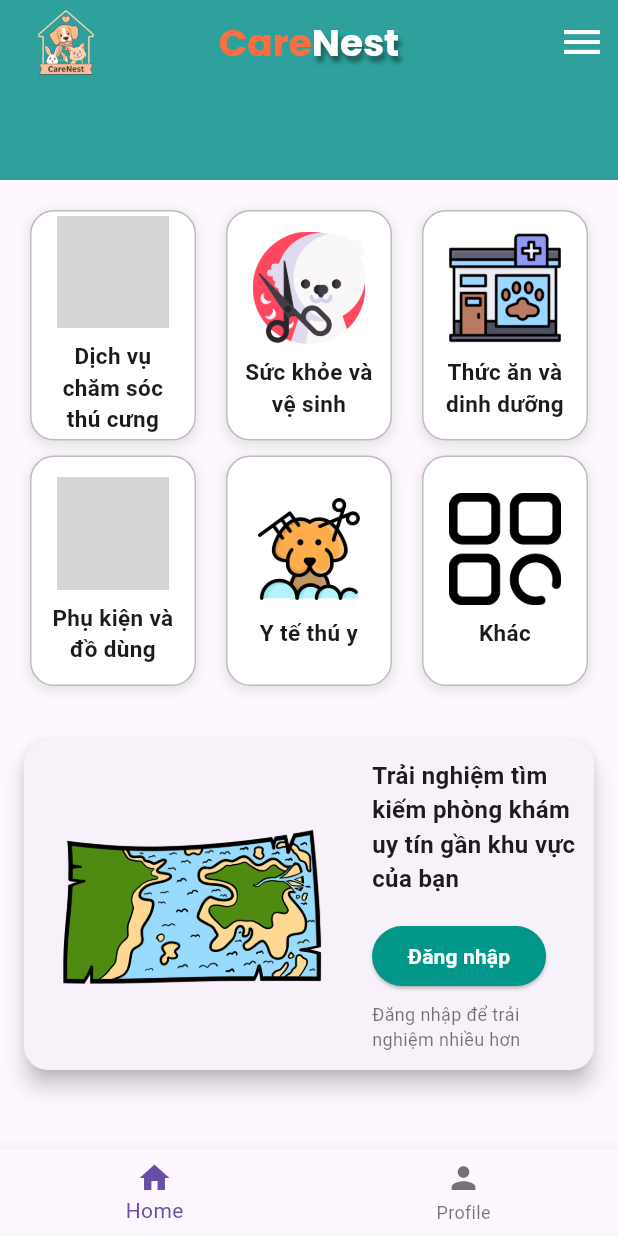
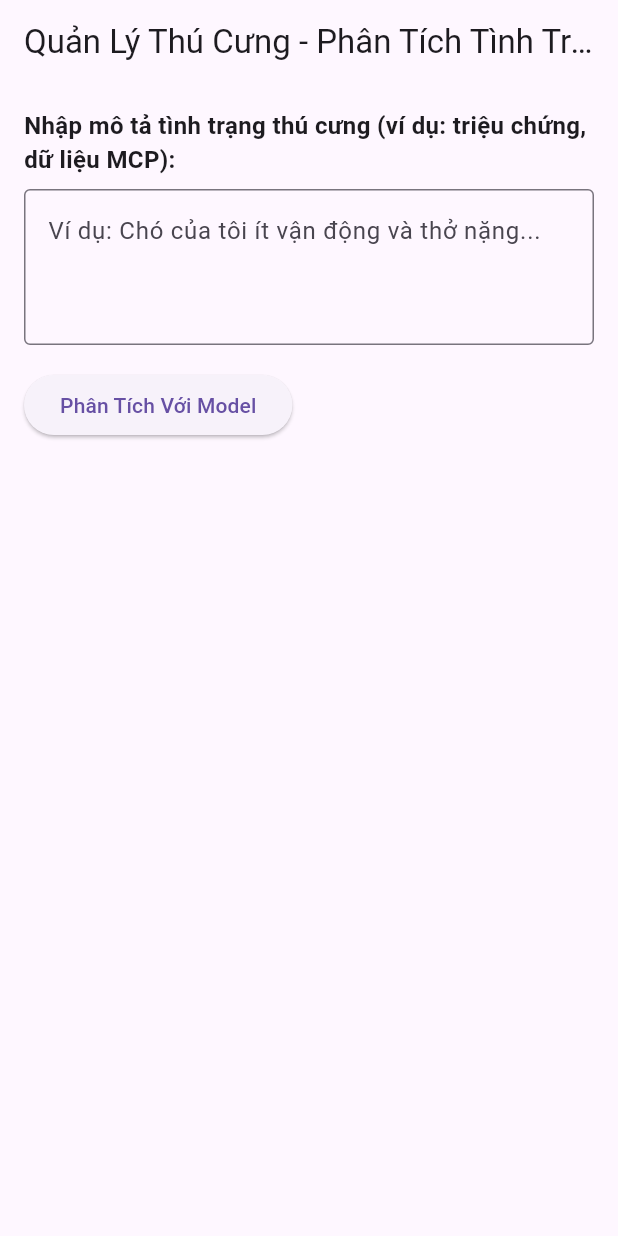
Before and after one commit to trungksdoa/myapp, a Flutter app: the screen it shows after launch, on a phone screen of 412 x 824 dp. Run offline on Flutter 3.47's test engine with Material 3 defaults, Android fonts, the phone set to English and light mode, and no system bars; our stand-ins replace flutter_secure_storage, google_fonts; grey boxes are pictures that could not be loaded.

Commit message:
feat: add chat UI

```diff
--- a/lib/main.dart
+++ b/lib/main.dart
@@ -12,6 +12,7 @@ class MyApp extends StatelessWidget {
   // This widget is the root of your application.
   @override
   Widget build(BuildContext context) {
-    return MaterialApp(title: 'CareNest', home: const Home(title: ""));
+    return MaterialApp(title: 'CareNest',
+        home: const Home());
   }
 }
--- a/lib/screens/home.dart
+++ b/lib/screens/home.dart
@@ -1,176 +1,330 @@
+// import 'package:flutter/material.dart';
+// import 'package:myapp/component/AppBar.dart';
+// import 'package:myapp/core/theme/custom_colors.dart';
+// import 'package:google_maps_flutter/google_maps_flutter.dart';
+//
+// import '../component/CardItem.dart';
+//
+// class Home extends StatefulWidget {
+//   const Home({super.key, required this.title});
+//
+//   final String title;
+//
+//   @override
+//   State<Home> createState() => _TestState();
+// }
+//
+// class _TestState extends State<Home> {
+//   final services = [
+//     {'icon':  "assets/images/Home1.png", 'label': 'Dịch vụ chăm sóc thú cưng'},
+//     {'icon':  "assets/images/Home2.png", 'label': 'Sức khỏe và vệ sinh'},
+//     {'icon':  "assets/images/Home3.png", 'label': 'Thức ăn và dinh dưỡng'},
+//     {'icon':  "assets/images/Home4.png", 'label': 'Phụ kiện và đồ dùng'},
+//     {'icon':  "assets/images/Home5.png", 'label': 'Y tế thú y'},
+//     {'icon':  "assets/images/Home6.png", 'label': 'Khác'},
+//   ];
+//
+//   void showNotification(BuildContext context, String message) {
+//     final snackBar = SnackBar(
+//       content: Text(message),
+//       duration: Duration(seconds: 3),  // thời gian hiển thị
+//       behavior: SnackBarBehavior.floating, // để SnackBar nổi trên nội dung (tuỳ chọn)
+//       margin: EdgeInsets.all(16), // khoảng cách cách viền màn hình (khi floating)
+//       backgroundColor: Colors.black87, // màu nền SnackBar
+//       shape: RoundedRectangleBorder(
+//         borderRadius: BorderRadius.circular(8), // bo góc cho SnackBar
+//       ),
+//     );
+//
+//     // Hiển thị SnackBar
+//     ScaffoldMessenger.of(context).showSnackBar(snackBar);
+//   }
+//
+//
+//   @override
+//   Widget build(BuildContext context) {
+//     return Scaffold(
+//       body: CustomScrollView(
+//         slivers: [
+//           MyAppBar(),
+//           SliverPadding(
+//             padding: EdgeInsets.all(20), // khoảng cách trên padding, tùy chỉnh
+//             sliver: SliverGrid(
+//               gridDelegate: const SliverGridDelegateWithFixedCrossAxisCount(
+//                 crossAxisCount: 3, // 3 item trên một hàng
+//                 mainAxisSpacing: 10, // khoảng cách dọc giữa các item
+//                 crossAxisSpacing: 20, // khoảng cách ngang giữa các item
+//                 childAspectRatio: 0.72, // tỷ lệ rộng / cao của mỗi item
+//               ),
+//               delegate: SliverChildBuilderDelegate(
+//                     (context, index) {
+//                   return PetServiceCard(
+//                     assetIcon: services[index]['icon']!,
+//                     label: services[index]['label']!,
+//                     size: 75,
+//                     onTap: (){
+//                       showNotification(context, 'Đã chọn ' + services[index]['label']!);
+//                     },
+//                   );
+//                 },
+//                 childCount: services.length,
+//               )
+//             ),
+//           ),
+//
+//           //Bản đồ
+//
+//           SliverToBoxAdapter(
+//             child: Card(
+//               margin: EdgeInsets.all(16),
+//               shape: RoundedRectangleBorder(borderRadius: BorderRadius.circular(16)),
+//               elevation: 6,
+//               child: Padding(
+//                 padding: EdgeInsets.all(12),
+//                 child: Row(
+//                   children: [
+//                     // Cột map bên trái, chiếm ~40% chiều rộng
+//                     Expanded(
+//                       flex: 6,
+//                       child: ClipRRect(
+//                         borderRadius: BorderRadius.circular(10),
+//                         child: Image.asset(
+//                           'assets/images/preview_map.png',
+//                           height: 140,
+//                           fit: BoxFit.cover,
+//                         ),
+//                       ),
+//                     ),
+//                     SizedBox(width: 16), // Khoảng cách giữa 2 cột
+//                     // Cột text + button bên phải, chiếm ~60% chiều rộng
+//                     Expanded(
+//                       flex: 4,
+//                       child: Column(
+//                         crossAxisAlignment: CrossAxisAlignment.start,
+//                         children: [
+//                           Text(
+//                             'Trải nghiệm tìm kiếm phòng khám uy tín gần khu vực của bạn',
+//                             style: TextStyle(fontWeight: FontWeight.bold, fontSize: 16),
+//                           ),
+//                           SizedBox(height: 16),
+//                           ElevatedButton(
+//                             onPressed: () {},
+//                             style: ElevatedButton.styleFrom(
+//                               shape: StadiumBorder(),
+//                               backgroundColor: Colors.teal,
+//                             ),
+//                             child: Text('Đăng nhập',
+//                             style: TextStyle(color: Colors.white, fontWeight: FontWeight.bold)),
+//
+//                           ),
+//                           SizedBox(height: 6),
+//                           Text(
+//                             "Đăng nhập để trải nghiệm nhiều hơn",
+//                             style: TextStyle(color: Colors.black54, fontSize: 12, fontFamily: 'Roboto'),
+//                           ),
+//                         ],
+//                       ),
+//                     ),
+//                   ],
+//                 ),
+//               ),
+//             ),
+//           ),
+//
+//           // // --- Card đánh giá khách hàng ---
+//           SliverToBoxAdapter(
+//             child: Card(
+//               margin: EdgeInsets.symmetric(horizontal: 16, vertical: 8),
+//               shape: RoundedRectangleBorder(borderRadius: BorderRadius.circular(16)),
+//               elevation: 5,
+//               child: Padding(
+//                 padding: EdgeInsets.all(12),
+//                 child: Column(
+//                   crossAxisAlignment: CrossAxisAlignment.start,
+//                   children: [
+//                     Text('Đánh giá từ khách hàng', style: TextStyle(fontWeight: FontWeight.bold)),
+//                     SizedBox(height: 8),
+//                     // Ví dụ review lặp:
+//                     ...List.generate(4, (i) => Row(
+//                       children: [
+//                         CircleAvatar(
+//                           backgroundImage: AssetImage('assets/images/user_avatar.jpg'),
+//                           radius: 18,
+//                         ),
+//                         SizedBox(width: 8),
+//                         Text('Giao hàng sớm'),
+//                         SizedBox(width: 8),
+//                         Row(
+//                           children: List.generate(5, (j) => Icon(Icons.star, color: Colors.amber, size: 18)),
+//                         ),
+//                       ],
+//                     )),
+//                   ],
+//                 ),
+//               ),
+//             ),
+//           ),
+//         ],
+//       ), // appBar: MyAppBar(),
+//       bottomNavigationBar: BottomNavigationBar(
+//         items: const [
+//           BottomNavigationBarItem(icon: Icon(Icons.home), label: 'Home'),
+//           BottomNavigationBarItem(icon: Icon(Icons.person), label: 'Profile'),
+//         ],
+//       ),
+//     );
+//   }
+// }
+
+
 import 'package:flutter/material.dart';
-import 'package:myapp/component/AppBar.dart';
-import 'package:myapp/core/theme/custom_colors.dart';
-import 'package:google_maps_flutter/google_maps_flutter.dart';
+// import 'package:myapp/services/ollama_service.dart';
 
-import '../component/CardItem.dart';
+import '../service/ollama_service.dart'; // Đảm bảo đường dẫn chính xác
 
-class Home extends StatefulWidget {
-  const Home({super.key, required this.title});
+void main() {
+  runApp(const Home());
+}
 
-  final String title;
+class Home extends StatelessWidget {
+  const Home({super.key});
 
   @override
-  State<Home> createState() => _TestState();
+  Widget build(BuildContext context) {
+    return MaterialApp(
+      title: 'Pet Analysis App',
+      theme: ThemeData(
+        primarySwatch: Colors.blue,
+      ),
+      home: const PetAnalysisScreen(),
+    );
+  }
 }
 
-class _TestState extends State<Home> {
-  final services = [
-    {'icon':  "assets/images/Home1.png", 'label': 'Dịch vụ chăm sóc thú cưng'},
-    {'icon':  "assets/images/Home2.png", 'label': 'Sức khỏe và vệ sinh'},
-    {'icon':  "assets/images/Home3.png", 'label': 'Thức ăn và dinh dưỡng'},
-    {'icon':  "assets/images/Home4.png", 'label': 'Phụ kiện và đồ dùng'},
-    {'icon':  "assets/images/Home5.png", 'label': 'Y tế thú y'},
-    {'icon':  "assets/images/Home6.png", 'label': 'Khác'},
-  ];
+class PetAnalysisScreen extends StatefulWidget {
+  const PetAnalysisScreen({super.key});
 
-  void showNotification(BuildContext context, String message) {
-    final snackBar = SnackBar(
-      content: Text(message),
-      duration: Duration(seconds: 3),  // thời gian hiển thị
-      behavior: SnackBarBehavior.floating, // để SnackBar nổi trên nội dung (tuỳ chọn)
-      margin: EdgeInsets.all(16), // khoảng cách cách viền màn hình (khi floating)
-      backgroundColor: Colors.black87, // màu nền SnackBar
-      shape: RoundedRectangleBorder(
-        borderRadius: BorderRadius.circular(8), // bo góc cho SnackBar
-      ),
+  @override
+  _PetAnalysisScreenState createState() => _PetAnalysisScreenState();
+}
+
+class _PetAnalysisScreenState extends State<PetAnalysisScreen> {
+  final TextEditingController _inputController = TextEditingController();
+  String _analysisResult = ''; // Lưu kết quả phân tích
+  bool _isLoading = false; // Biến để theo dõi trạng thái tải
+  late OllamaService _ollamaService; // Khai báo service
+
+  @override
+  void initState() {
+    super.initState();
+    // Khởi tạo OllamaService với baseUrl của bạn
+    // RẤT QUAN TRỌNG: THAY ĐỔI BASE URL NÀY CHO PHÙ HỢP VỚI CẤU HÌNH OLLAMA CỦA BẠN
+    // Ví dụ: 'http://localhost:11434' nếu chạy trên máy tính và test trên web/desktop
+    // Ví dụ: 'http://10.0.2.2:11434' nếu chạy Ollama trên máy tính và test trên Android emulator
+    // Ví dụ: 'http://192.168.1.XXX:11434' nếu chạy Ollama trên máy tính và test trên thiết bị Android thật
+    _ollamaService = OllamaService(); // <-- THAY ĐỔI DÒNG NÀY
+  }
+
+  // Hàm để gọi model phân tích từ Ollama
+  void _analyzeInput() async {
+    String input = _inputController.text.trim();
+    if (input.isEmpty) {
+      setState(() {
+        _analysisResult = 'Vui lòng nhập mô tả tình trạng thú cưng.';
+      });
+      return;
+    }
+
+    setState(() {
+      _isLoading = true; // Bắt đầu tải
+      _analysisResult = 'Đang phân tích với Ollama...';
+    });
+
+    try {
+      // Gọi Ollama API qua service đã tạo
+      String ollamaResponse = await _ollamaService.chat(
+        'gemma3:270m', // <-- THAY ĐỔI TÊN MODEL OLLAMA CỦA BẠN (ví dụ: 'gemma:2b', 'llama2', 'mistral')
+        input,
       );
 
-    // Hiển thị SnackBar
-    ScaffoldMessenger.of(context).showSnackBar(snackBar);
+      setState(() {
+        _analysisResult = ollamaResponse;
+      });
+    } catch (e) {
+      setState(() {
+        _analysisResult = 'Đã xảy ra lỗi khi gọi Ollama: $e';
+      });
+    } finally {
+      setState(() {
+        _isLoading = false; // Kết thúc tải
+      });
     }
-
+  }
 
   @override
   Widget build(BuildContext context) {
     return Scaffold(
-      body: CustomScrollView(
-        slivers: [
-          MyAppBar(),
-          SliverPadding(
-            padding: EdgeInsets.all(20), // khoảng cách trên padding, tùy chỉnh
-            sliver: SliverGrid(
-              gridDelegate: const SliverGridDelegateWithFixedCrossAxisCount(
-                crossAxisCount: 3, // 3 item trên một hàng
-                mainAxisSpacing: 10, // khoảng cách dọc giữa các item
-                crossAxisSpacing: 20, // khoảng cách ngang giữa các item
-                childAspectRatio: 0.72, // tỷ lệ rộng / cao của mỗi item
+      appBar: AppBar(
+        title: const Text('Quản Lý Thú Cưng - Phân Tích Tình Trạng'),
       ),
-              delegate: SliverChildBuilderDelegate(
-                    (context, index) {
-                  return PetServiceCard(
-                    assetIcon: services[index]['icon']!,
-                    label: services[index]['label']!,
-                    size: 75,
-                    onTap: (){
-                      showNotification(context, 'Đã chọn ' + services[index]['label']!);
-                    },
-                  );
-                },
-                childCount: services.length,
-              )
-            ),
-          ),
-
-          //Bản đồ
-
-          SliverToBoxAdapter(
-            child: Card(
-              margin: EdgeInsets.all(16),
-              shape: RoundedRectangleBorder(borderRadius: BorderRadius.circular(16)),
-              elevation: 6,
-              child: Padding(
-                padding: EdgeInsets.all(12),
-                child: Row(
-                  children: [
-                    // Cột map bên trái, chiếm ~40% chiều rộng
-                    Expanded(
-                      flex: 6,
-                      child: ClipRRect(
-                        borderRadius: BorderRadius.circular(10),
-                        child: Image.asset(
-                          'assets/images/preview_map.png',
-                          height: 140,
-                          fit: BoxFit.cover,
-                        ),
-                      ),
-                    ),
-                    SizedBox(width: 16), // Khoảng cách giữa 2 cột
-                    // Cột text + button bên phải, chiếm ~60% chiều rộng
-                    Expanded(
-                      flex: 4,
+      body: Padding(
+        padding: const EdgeInsets.all(16.0),
         child: Column(
           crossAxisAlignment: CrossAxisAlignment.start,
           children: [
-                          Text(
-                            'Trải nghiệm tìm kiếm phòng khám uy tín gần khu vực của bạn',
-                            style: TextStyle(fontWeight: FontWeight.bold, fontSize: 16),
+            const Text(
+              'Nhập mô tả tình trạng thú cưng (ví dụ: triệu chứng, dữ liệu MCP):',
+              style: TextStyle(fontSize: 16, fontWeight: FontWeight.bold),
             ),
-                          SizedBox(height: 16),
+            const SizedBox(height: 8),
+            TextField(
+              controller: _inputController,
+              decoration: const InputDecoration(
+                border: OutlineInputBorder(),
+
+                hintText: 'Ví dụ: Chó của tôi ít vận động và thở nặng...',
+              ),
+              maxLines: 3,
+            ),
+            const SizedBox(height: 16),
             ElevatedButton(
-                            onPressed: () {},
-                            style: ElevatedButton.styleFrom(
-                              shape: StadiumBorder(),
-                              backgroundColor: Colors.teal,
+              onPressed: _isLoading ? null : _analyzeInput, // Vô hiệu hóa nút khi đang tải
+              child: _isLoading
+                  ? const SizedBox(
+                width: 20,
+                height: 20,
+                child: CircularProgressIndicator(
+                  color: Colors.white,
+                  strokeWidth: 2,
                 ),
-                            child: Text('Đăng nhập',
-                            style: TextStyle(color: Colors.white, fontWeight: FontWeight.bold)),
-
+              )
+                  : const Text('Phân Tích Với Model'),
             ),
-                          SizedBox(height: 6),
-                          Text(
-                            "Đăng nhập để trải nghiệm nhiều hơn",
-                            style: TextStyle(color: Colors.black54, fontSize: 12, fontFamily: 'Roboto'),
+            const SizedBox(height: 24),
+            if (_analysisResult.isNotEmpty) ...[
+              const Text(
+                'Kết Quả Phân Tích:',
+                style: TextStyle(fontSize: 18, fontWeight: FontWeight.bold),
               ),
-                        ],
+              const SizedBox(height: 8),
+              Expanded( // Sử dụng Expanded để kết quả có thể cuộn nếu dài
+                child: SingleChildScrollView(
+                  child: Container(
+                    padding: const EdgeInsets.all(12),
+                    decoration: BoxDecoration(
+                      border: Border.all(color: Colors.blue),
+                      borderRadius: BorderRadius.circular(8),
                     ),
-                    ),
-                  ],
+                    child: Text(
+                      _analysisResult,
+                      style: const TextStyle(fontSize: 16),
                     ),
                   ),
                 ),
               ),
-
-          // // --- Card đánh giá khách hàng ---
-          // SliverToBoxAdapter(
-          //   child: Card(
-          //     margin: EdgeInsets.symmetric(horizontal: 16, vertical: 8),
-          //     shape: RoundedRectangleBorder(borderRadius: BorderRadius.circular(16)),
-          //     elevation: 5,
-          //     child: Padding(
-          //       padding: EdgeInsets.all(12),
-          //       child: Column(
-          //         crossAxisAlignment: CrossAxisAlignment.start,
-          //         children: [
-          //           Text('Đánh giá từ khách hàng', style: TextStyle(fontWeight: FontWeight.bold)),
-          //           SizedBox(height: 8),
-          //           // Ví dụ review lặp:
-          //           ...List.generate(4, (i) => Row(
-          //             children: [
-          //               CircleAvatar(
-          //                 backgroundImage: AssetImage('assets/images/user_avatar.jpg'),
-          //                 radius: 18,
-          //               ),
-          //               SizedBox(width: 8),
-          //               Text('Giao hàng sớm'),
-          //               SizedBox(width: 8),
-          //               Row(
-          //                 children: List.generate(5, (j) => Icon(Icons.star, color: Colors.amber, size: 18)),
-          //               ),
-          //             ],
-          //           )),
-          //         ],
-          //       ),
-          //     ),
-          //   ),
-          // ),
             ],
-      ), // appBar: MyAppBar(),
-      bottomNavigationBar: BottomNavigationBar(
-        items: const [
-          BottomNavigationBarItem(icon: Icon(Icons.home), label: 'Home'),
-          BottomNavigationBarItem(icon: Icon(Icons.person), label: 'Profile'),
           ],
+        ),
       ),
     );
   }
--- /dev/null
+++ b/lib/service/ollama_service.dart
@@ -0,0 +1,34 @@
+import 'dart:convert';
+import 'package:http/http.dart' as http;
+
+class OllamaService {
+  final String baseUrl = 'http://10.0.2.2:11434'; // Ví dụ: 'http://localhost:11434'
+
+  OllamaService();
+
+  Future<String> chat(String model, String userMessage) async {
+    final url = Uri.parse('$baseUrl/api/chat');
+    final headers = {'Content-Type': 'application/json'};
+    final body = jsonEncode({
+      'model': model,
+      'messages': [
+        {'role': 'user', 'content': userMessage},
+      ],
+      'stream': false, // Nếu bạn muốn nhận toàn bộ phản hồi một lần
+    });
+
+    try {
+      final response = await http.post(url, headers: headers, body: body);
+
+      if (response.statusCode == 200) {
+        final jsonResponse = jsonDecode(response.body);
+        // Endpoint /api/chat trả về một cấu trúc khác, cần lấy content từ 'message'
+        return jsonResponse['message']['content'] ?? 'Không có phản hồi từ Ollama.';
+      } else {
+        return 'Lỗi khi gọi API Ollama: ${response.statusCode} - ${response.body}';
+      }
+    } catch (e) {
+      return 'Lỗi kết nối đến Ollama: $e\nĐảm bảo Ollama đang chạy và có thể truy cập từ thiết bị của bạn. Nếu chạy trên Android emulator, thử dùng 10.0.2.2 thay vì localhost.';
+    }
+  }
+}
--- a/pubspec.yaml
+++ b/pubspec.yaml
@@ -8,7 +8,7 @@ environment:
 dependencies:
   flutter:
     sdk: flutter
-
+  http: ^1.2.1
   google_maps_flutter: ^2.12.3
   cupertino_icons: ^1.0.8
   latlong2: ^0.9.1
```
Also changed, not shown: pubspec.lock. Lines whose indentation alone changed are shown as unchanged.
